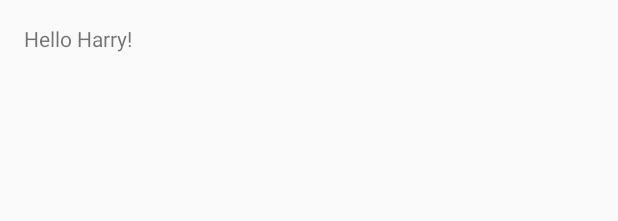
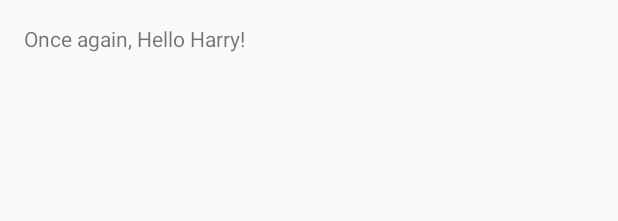
Before and after one commit to harrylingad/MyAndroidProject, an Android app: the layout content_main.xml on its own in the app's theme, with its tools: preview values and no code run, on a phone screen of 412 x 824 dp. Shown: the top 221 px of the screen. Run offline under Robolectric (Android 15) with nearby library versions, the phone set to English and light mode, and no system bars.

Commit message:
TestApp label updated

```diff
--- a/TestApp/app/src/main/res/layout/content_main.xml
+++ b/TestApp/app/src/main/res/layout/content_main.xml
@@ -9,7 +9,7 @@
     app:layout_behavior="@string/appbar_scrolling_view_behavior"
     tools:showIn="@layout/activity_main" tools:context=".MainActivity">
 
-    <TextView android:text="Hello Harry!" android:layout_width="wrap_content"
+    <TextView android:text="Once again, Hello Harry!" android:layout_width="wrap_content"
         android:layout_height="wrap_content" />
 
 
```
